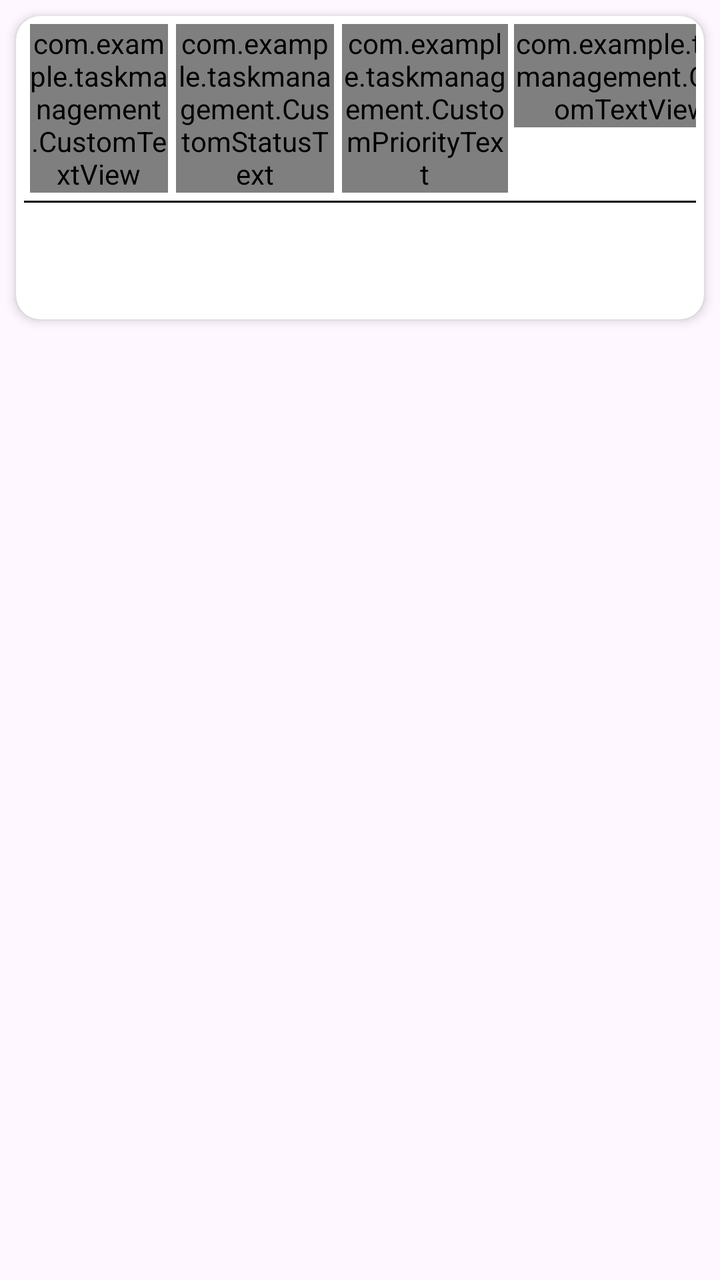
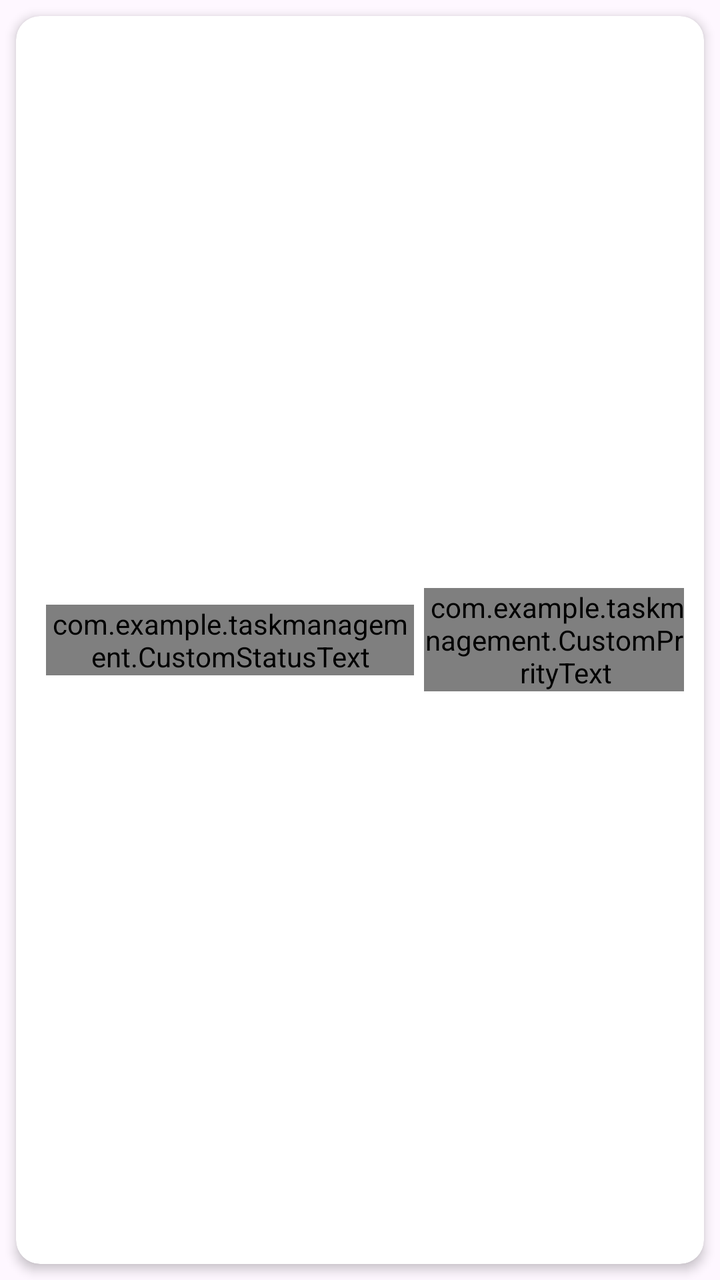

Before-and-after screenshots of an Android layout around one commit, followed by the original layout XML and the change that was made.
<!-- AndroidManifest.xml: application theme Theme.TaskManagement -->
<!-- res/layout/task_item.xml -->
<?xml version="1.0" encoding="utf-8"?>
<layout xmlns:android="http://schemas.android.com/apk/res/android"
    xmlns:app="http://schemas.android.com/apk/res-auto">

    <data />

    <LinearLayout
        android:layout_width="match_parent"
        android:layout_height="wrap_content"
        android:orientation="vertical">

        <androidx.cardview.widget.CardView
            android:layout_width="match_parent"
            android:layout_height="wrap_content"
            android:layout_margin="8dp"
            app:cardCornerRadius="12dp"
            app:cardElevation="3dp">

            <LinearLayout
                android:layout_width="match_parent"
                android:layout_height="wrap_content"
                android:orientation="vertical"
                android:padding="4dp">


                <LinearLayout
                    android:layout_width="match_parent"
                    android:layout_height="wrap_content"
                    android:orientation="horizontal"
                    android:weightSum="4">

                  <com.example.taskmanagement.CustomTextView
                      android:layout_marginLeft="3dp"
                      android:id="@+id/reference"
                      android:layout_weight="1"
                      android:layout_width="wrap_content"
                      android:layout_height="wrap_content"/>
                    <com.example.taskmanagement.CustomStatusText
                        android:id="@+id/status"
                        android:layout_marginLeft="4dp"
                        android:layout_weight="1"
                        android:layout_width="wrap_content"
                        android:layout_height="wrap_content"/>
                    <com.example.taskmanagement.CustomPriorityText
                        android:layout_weight="1"
                        android:layout_marginLeft="4dp"
                        android:id="@+id/periority"
                        android:layout_width="wrap_content"
                        android:layout_height="wrap_content"/>
                    <com.example.taskmanagement.CustomTextView
                        android:layout_marginLeft="3dp"
                        android:id="@+id/date"
                        android:layout_weight="0.8"
                        android:layout_width="wrap_content"
                        android:layout_height="wrap_content"/>
                    <ImageView
                        android:id="@+id/updatebtn"
                        android:layout_width="22dp"
                        android:layout_height="22dp"
                        android:src="@drawable/options"
                        android:layout_weight="0.2"/>

                </LinearLayout>

                <View
                    android:layout_width="match_parent"
                    android:layout_marginTop="4dp"
                    android:layout_height="1dp"
                   android:background="@color/black"/>
<LinearLayout
    android:layout_width="match_parent"
    android:layout_height="wrap_content"
    android:orientation="horizontal">
    <TextView
        android:id="@+id/title"
        android:layout_width="match_parent"
        android:layout_height="wrap_content"
        android:layout_marginTop="7dp"
        android:textSize="16sp"

        android:textColor="@color/darknavey"
        android:textStyle="bold"
        android:gravity="start"
        android:singleLine="false"
        android:scrollHorizontally="false"
        android:ellipsize="none"
        android:breakStrategy="simple" />



</LinearLayout>


<LinearLayout
    android:layout_width="match_parent"
    android:layout_height="wrap_content"
    android:orientation="horizontal"
    android:weightSum="2">
    <TextView
        android:id="@+id/team"
android:layout_weight="1"
        android:layout_width="match_parent"
        android:layout_height="wrap_content"
        android:layout_marginTop="8dp"
        android:textSize="13sp" />
    <TextView
        android:id="@+id/category"
android:layout_weight="1"
        android:layout_width="match_parent"
        android:layout_height="wrap_content"
        android:layout_marginTop="8dp"
        android:textSize="13sp" />
</LinearLayout>

</LinearLayout>


        </androidx.cardview.widget.CardView>

    </LinearLayout>

</layout>
<!-- resources referenced by this layout -->
<resources>
  <color name="black">#FF000000</color>
  <color name="darknavey">#1E3A5F</color>
  <!-- drawable options: png bitmap (drawable, 6493 bytes) -->
  <style name="Theme.TaskManagement" parent="Base.Theme.TaskManagement" />
  <style name="Base.Theme.TaskManagement" parent="Theme.Material3.DayNight.NoActionBar">
          
          
      </style>
</resources>

<!-- the commit's change to res/layout/task_item.xml (unified diff, before → after) -->
@@ -1,4 +1,3 @@
-<?xml version="1.0" encoding="utf-8"?>
 <layout xmlns:android="http://schemas.android.com/apk/res/android"
     xmlns:app="http://schemas.android.com/apk/res-auto">
 
@@ -20,100 +19,118 @@
                 android:layout_width="match_parent"
                 android:layout_height="wrap_content"
                 android:orientation="vertical"
-                android:padding="4dp">
+                android:padding="10dp">
 
-
+                
                 <LinearLayout
                     android:layout_width="match_parent"
                     android:layout_height="wrap_content"
+                    android:gravity="center_vertical"
                     android:orientation="horizontal"
-                    android:weightSum="4">
+                    android:weightSum="3">
 
-                  <com.example.taskmanagement.CustomTextView
-                      android:layout_marginLeft="3dp"
-                      android:id="@+id/reference"
-                      android:layout_weight="1"
-                      android:layout_width="wrap_content"
-                      android:layout_height="wrap_content"/>
+                    <com.example.taskmanagement.CustomTextView
+                        android:id="@+id/reference"
+                        android:layout_width="0dp"
+                        android:layout_height="wrap_content"
+                        android:layout_weight="1.2" />
+
                     <com.example.taskmanagement.CustomStatusText
                         android:id="@+id/status"
-                        android:layout_marginLeft="4dp"
-                        android:layout_weight="1"
+                        android:layout_weight="0.6"
                         android:layout_width="wrap_content"
-                        android:layout_height="wrap_content"/>
+                        android:layout_height="wrap_content"
+                        android:layout_marginStart="5dp" />
+
                     <com.example.taskmanagement.CustomPriorityText
-                        android:layout_weight="1"
-                        android:layout_marginLeft="4dp"
                         android:id="@+id/periority"
-                        android:layout_width="wrap_content"
-                        android:layout_height="wrap_content"/>
-                    <com.example.taskmanagement.CustomTextView
-                        android:layout_marginLeft="3dp"
-                        android:id="@+id/date"
                         android:layout_weight="0.8"
                         android:layout_width="wrap_content"
-                        android:layout_height="wrap_content"/>
+                        android:layout_height="wrap_content"
+                        android:layout_marginStart="5dp" />
+
+                    <com.example.taskmanagement.CustomTextView
+                        android:id="@+id/date"
+                        android:layout_weight="0.5"
+                        android:layout_width="wrap_content"
+                        android:layout_height="wrap_content"
+                        android:layout_marginStart="6dp" />
+
                     <ImageView
                         android:id="@+id/updatebtn"
-                        android:layout_width="22dp"
-                        android:layout_height="22dp"
+                        android:layout_width="24dp"
+                        android:layout_height="24dp"
+                        android:layout_marginStart="6dp"
+                        android:padding="2dp"
                         android:src="@drawable/options"
-                        android:layout_weight="0.2"/>
+                        android:contentDescription="Task options" />
 
                 </LinearLayout>
 
+                
                 <View
                     android:layout_width="match_parent"
-                    android:layout_marginTop="4dp"
                     android:layout_height="1dp"
-                   android:background="@color/black"/>
-<LinearLayout
-    android:layout_width="match_parent"
-    android:layout_height="wrap_content"
-    android:orientation="horizontal">
-    <TextView
-        android:id="@+id/title"
-        android:layout_width="match_parent"
-        android:layout_height="wrap_content"
-        android:layout_marginTop="7dp"
-        android:textSize="16sp"
+                    android:layout_marginTop="8dp"
+                    android:background="@color/black" />
 
-        android:textColor="@color/darknavey"
-        android:textStyle="bold"
-        android:gravity="start"
-        android:singleLine="false"
-        android:scrollHorizontally="false"
-        android:ellipsize="none"
-        android:breakStrategy="simple" />
+                
+                <TextView
+                    android:id="@+id/title"
+                    android:layout_width="match_parent"
+                    android:layout_height="wrap_content"
+                    android:layout_marginTop="8dp"
+                    android:textColor="@color/darknavey"
+                    android:textSize="16sp"
+                    android:textStyle="bold"
+                    android:gravity="start"
+                    android:singleLine="false"
+                    android:scrollHorizontally="false"
+                    android:ellipsize="none"
+                    android:breakStrategy="simple" />
 
+                
+                <LinearLayout
+                    android:layout_width="match_parent"
+                    android:layout_height="wrap_content"
+                    android:layout_marginTop="10dp"
+                    android:gravity="center_vertical"
+                    android:orientation="horizontal">
 
+                    <TextView
+                        android:id="@+id/projectkey"
+                        android:layout_width="wrap_content"
+                        android:layout_height="wrap_content"
+                        android:paddingStart="8dp"
+                        android:paddingEnd="8dp"
+                        android:paddingTop="4dp"
+                        android:paddingBottom="4dp"
+                        android:text="CORE"
+                        android:textColor="@color/white"
+                        android:textSize="12sp"
+                        android:background="@drawable/custom_bluebg" />
 
-</LinearLayout>
+                    <TextView
+                        android:id="@+id/team"
+                        android:layout_width="0dp"
+                        android:layout_height="wrap_content"
+                        android:layout_weight="1"
+                        android:layout_marginStart="10dp"
+                        android:textSize="13sp"
+                        android:gravity="center_vertical" />
 
+                    <TextView
+                        android:id="@+id/category"
+                        android:layout_width="0dp"
+                        android:layout_height="wrap_content"
+                        android:layout_weight="1"
+                        android:layout_marginStart="8dp"
+                        android:textSize="13sp"
+                        android:gravity="end|center_vertical" />
 
-<LinearLayout
-    android:layout_width="match_parent"
-    android:layout_height="wrap_content"
-    android:orientation="horizontal"
-    android:weightSum="2">
-    <TextView
-        android:id="@+id/team"
-android:layout_weight="1"
-        android:layout_width="match_parent"
-        android:layout_height="wrap_content"
-        android:layout_marginTop="8dp"
-        android:textSize="13sp" />
-    <TextView
-        android:id="@+id/category"
-android:layout_weight="1"
-        android:layout_width="match_parent"
-        android:layout_height="wrap_content"
-        android:layout_marginTop="8dp"
-        android:textSize="13sp" />
-</LinearLayout>
+                </LinearLayout>
 
-</LinearLayout>
-
+            </LinearLayout>
 
         </androidx.cardview.widget.CardView>
 
<!-- resource entries referenced after the edit -->
@@ -2,8 +2,26 @@
 <resources>
   <color name="black">#FF000000</color>
   <color name="darknavey">#1E3A5F</color>
+  <color name="white">#FFFFFFFF</color>
+  <!-- drawable custom_bluebg (drawable) -->
+  <?xml version="1.0" encoding="utf-8"?>
+  <shape xmlns:android="http://schemas.android.com/apk/res/android"
+      android:shape="rectangle">
+  
+      <solid android:color="@color/duk_blue" />
+  
+      <corners android:radius="20dp" />
+  
+      <padding
+          android:left="12dp"
+          android:top="6dp"
+          android:right="12dp"
+          android:bottom="6dp" />
+  
+  </shape>
   <!-- drawable options: png bitmap (drawable, 6493 bytes) -->
   <style name="Theme.TaskManagement" parent="Base.Theme.TaskManagement" />
+  <color name="duk_blue">#00009c</color>
   <style name="Base.Theme.TaskManagement" parent="Theme.Material3.DayNight.NoActionBar">
           
           
